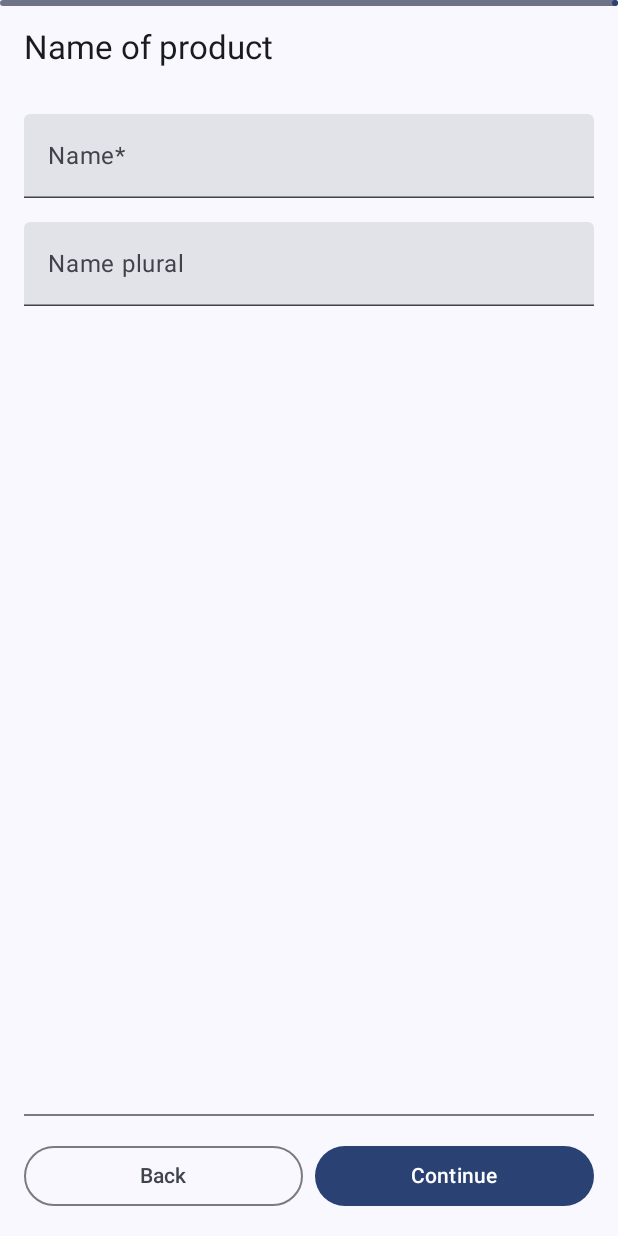
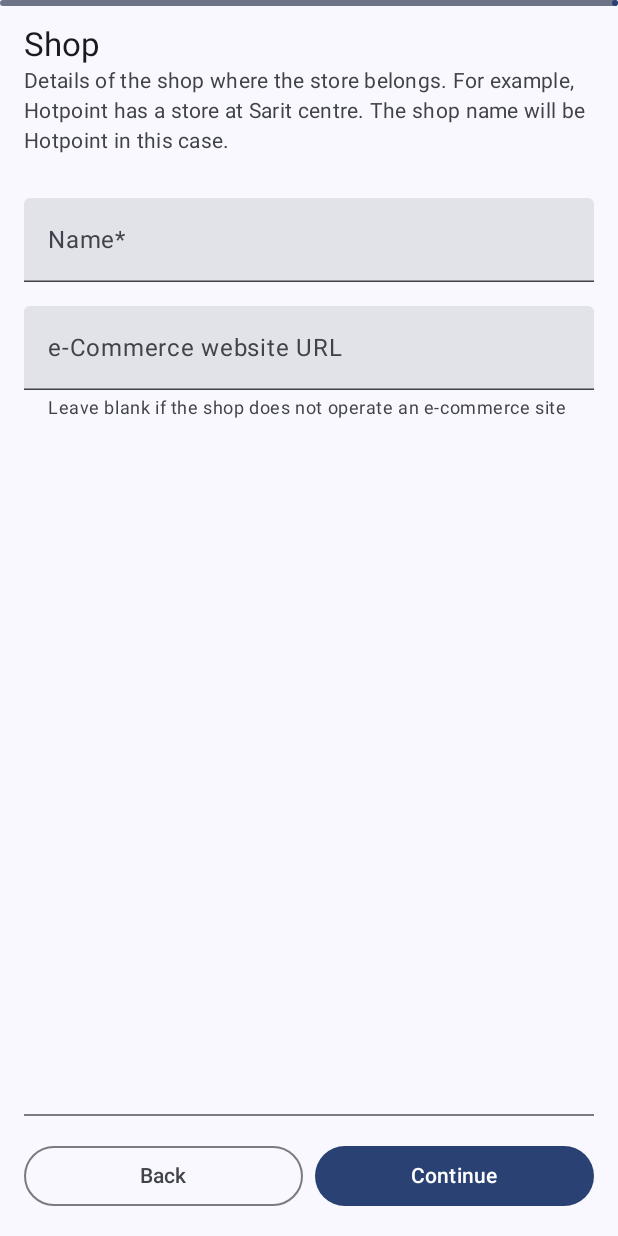
Before and after one commit to ajharry69/xently-shopping-mobile, an Android app built with Jetpack Compose: the composable AddProductScreen shown on its own in the app's theme, after a tap on "Continue", on a phone screen of 412 x 824 dp. Run offline under Robolectric (Android 15) with nearby library versions, the phone set to English and light mode, and no system bars; our stand-ins replace Dagger/Hilt's generated code; 7 statements that could not run were skipped.

Commit message:
Split shop and store addition screens

```diff
--- a/app/src/main/java/ke/co/xently/products/ui/AddProductScreen.kt
+++ b/app/src/main/java/ke/co/xently/products/ui/AddProductScreen.kt
@@ -20,6 +20,7 @@ import ke.co.xently.products.ui.subscreens.AddBrandsPage
 import ke.co.xently.products.ui.subscreens.AddGeneralDetailsPage
 import ke.co.xently.products.ui.subscreens.AddMeasurementUnitPage
 import ke.co.xently.products.ui.subscreens.AddProductNamePage
+import ke.co.xently.products.ui.subscreens.AddShopPage
 import ke.co.xently.products.ui.subscreens.AddStorePage
 
 @Composable
@@ -62,6 +63,18 @@ fun AddProductScreen(
                 AddProductStep.Store -> {
                     AddStorePage(modifier = Modifier.fillMaxSize(), store = product.store) {
                         product.copy(store = it.toLocalViewModel())
+                            .let(if (isTheLastStep) viewModel::savePermanently else viewModel::saveDraft)
+                        navigateToNext()
+                    }
+                }
+
+                AddProductStep.Shop -> {
+                    AddShopPage(
+                        modifier = Modifier.fillMaxSize(),
+                        shop = product.store.shop,
+                        onPreviousClick = navigateToPrevious,
+                    ) {
+                        product.copy(store = product.store.copy(shop = it.toLocalViewModel()))
                             .let(if (isTheLastStep) viewModel::savePermanently else viewModel::saveDraft)
                         navigateToNext()
                     }
--- a/app/src/main/java/ke/co/xently/products/ui/AddProductStep.kt
+++ b/app/src/main/java/ke/co/xently/products/ui/AddProductStep.kt
@@ -2,6 +2,7 @@ package ke.co.xently.products.ui
 
 enum class AddProductStep {
     Store,
+    Shop,
     ProductName,
     GeneralDetails,
     MeasurementUnit,
--- /dev/null
+++ b/app/src/main/java/ke/co/xently/products/ui/subscreens/AddShopPage.kt
@@ -0,0 +1,73 @@
+package ke.co.xently.products.ui.subscreens
+
+import androidx.compose.foundation.layout.fillMaxWidth
+import androidx.compose.material3.Button
+import androidx.compose.material3.Text
+import androidx.compose.material3.TextField
+import androidx.compose.runtime.Composable
+import androidx.compose.runtime.getValue
+import androidx.compose.runtime.mutableStateOf
+import androidx.compose.runtime.remember
+import androidx.compose.runtime.setValue
+import androidx.compose.ui.Modifier
+import androidx.compose.ui.res.stringResource
+import androidx.compose.ui.text.input.TextFieldValue
+import ke.co.xently.R
+import ke.co.xently.products.models.Shop
+import ke.co.xently.products.ui.components.AddProductPage
+
+@Composable
+fun AddShopPage(
+    modifier: Modifier = Modifier,
+    shop: Shop,
+    onPreviousClick: () -> Unit,
+    onContinueClick: (Shop) -> Unit,
+) {
+    var name by remember(shop.name) { mutableStateOf(TextFieldValue(shop.name)) }
+    var eCommerceWebsiteUrl by remember(shop.ecommerceSiteUrl) {
+        mutableStateOf(TextFieldValue(shop.ecommerceSiteUrl ?: ""))
+    }
+
+    AddProductPage(
+        modifier = modifier,
+        heading = R.string.xently_add_shop_page_title,
+        subHeading = R.string.xently_add_shop_page_sub_heading,
+        onBackClick = onPreviousClick,
+        continueButton = {
+            Button(
+                modifier = Modifier.fillMaxWidth(),
+                onClick = {
+                    shop.toLocalViewModel().copy(
+                        name = name.text,
+                        ecommerceSiteUrl = eCommerceWebsiteUrl.text.takeIf { it.isNotBlank() },
+                    ).let(onContinueClick)
+                },
+            ) {
+                Text(stringResource(R.string.xently_button_label_continue))
+            }
+        },
+    ) {
+        TextField(
+            value = name,
+            onValueChange = { name = it },
+            label = {
+                Text(stringResource(R.string.xently_text_field_label_name_required))
+            },
+            singleLine = true,
+            modifier = Modifier.fillMaxWidth(),
+        )
+
+        TextField(
+            value = eCommerceWebsiteUrl,
+            onValueChange = { eCommerceWebsiteUrl = it },
+            label = {
+                Text(stringResource(R.string.xently_text_field_label_ecommerce_website_url))
+            },
+            supportingText = {
+                Text(text = stringResource(R.string.xently_text_field_hint_optional_ecommerce_site_url))
+            },
+            singleLine = true,
+            modifier = Modifier.fillMaxWidth(),
+        )
+    }
+}
--- a/app/src/main/java/ke/co/xently/products/ui/subscreens/AddStorePage.kt
+++ b/app/src/main/java/ke/co/xently/products/ui/subscreens/AddStorePage.kt
@@ -3,7 +3,6 @@ package ke.co.xently.products.ui.subscreens
 import androidx.compose.foundation.background
 import androidx.compose.foundation.layout.Box
 import androidx.compose.foundation.layout.fillMaxWidth
-import androidx.compose.foundation.layout.height
 import androidx.compose.material3.Button
 import androidx.compose.material3.CircularProgressIndicator
 import androidx.compose.material3.MaterialTheme
@@ -18,7 +17,6 @@ import androidx.compose.ui.Alignment
 import androidx.compose.ui.Modifier
 import androidx.compose.ui.res.stringResource
 import androidx.compose.ui.text.input.TextFieldValue
-import androidx.compose.ui.unit.dp
 import com.google.maps.android.compose.GoogleMap
 import ke.co.xently.R
 import ke.co.xently.products.models.Store
@@ -31,9 +29,6 @@ fun AddStorePage(
     onContinueClick: (Store) -> Unit,
 ) {
     var name by remember(store.name) { mutableStateOf(TextFieldValue(store.name)) }
-    var shopName by remember(store.shop.name) {
-        mutableStateOf(TextFieldValue(store.shop.name))
-    }
     var showMap by remember {
         mutableStateOf(false)
     }
@@ -47,7 +42,9 @@ fun AddStorePage(
             Button(
                 modifier = Modifier.fillMaxWidth(),
                 onClick = {
-                    Store.LocalViewModel.default.let(onContinueClick)
+                    store.toLocalViewModel().copy(
+                        name = name.text,
+                    ).let(onContinueClick)
                 },
             ) {
                 Text(stringResource(R.string.xently_button_label_continue))
@@ -58,17 +55,10 @@ fun AddStorePage(
             value = name,
             onValueChange = { name = it },
             label = {
-                Text(stringResource(R.string.xently_text_field_label_store_name_required))
+                Text(stringResource(R.string.xently_text_field_label_name))
             },
-            singleLine = true,
-            modifier = Modifier.fillMaxWidth(),
-        )
-
-        TextField(
-            value = shopName,
-            onValueChange = { shopName = it },
-            label = {
-                Text(stringResource(R.string.xently_text_field_label_shop_name_required))
+            supportingText = {
+                Text(text = stringResource(R.string.xently_text_field_help_text_store))
             },
             singleLine = true,
             modifier = Modifier.fillMaxWidth(),
@@ -77,7 +67,7 @@ fun AddStorePage(
         Box(
             modifier = Modifier
                 .fillMaxWidth()
-                .height(300.dp),
+                .weight(1f),
             contentAlignment = Alignment.Center,
         ) {
             GoogleMap(
--- a/app/src/main/java/ke/co/xently/recommendations/models/Recommendation.kt
+++ b/app/src/main/java/ke/co/xently/recommendations/models/Recommendation.kt
@@ -89,7 +89,7 @@ sealed interface Recommendation {
 
     data class Response(
         val estimatedExpenditure: EstimatedExpenditure,
-        val store: Store.LocalEntityResponse,
+        val store: Store.LocalViewModel,
         val hit: Hit,
         val miss: Miss,
     ) : Recommendation {
--- a/app/src/main/res/values/strings.xml
+++ b/app/src/main/res/values/strings.xml
@@ -11,16 +11,15 @@
     <string name="xently_measurement_unit_page_title">Measurement unit of product</string>
     <string name="xently_text_field_label_symbol">Symbol</string>
     <string name="xently_text_field_label_symbol_plural">Symbol plural</string>
-    <string name="xently_add_store_page_title">Store</string>
+    <string name="xently_add_store_page_title">Store/branch</string>
     <string name="xently_general_details_page_title">General details</string>
     <string name="xently_add_attributes_page_title">Attributes</string>
     <string name="xently_button_label_submit">Submit</string>
     <string name="xently_add_brands_page_title">Brands</string>
     <string name="xently_search_bar_placeholder_value">Value</string>
     <string name="xently_search_bar_placeholder_name">Name</string>
-    <string name="xently_add_store_page_sub_heading">Details of the shop where the store belongs. For example, Hotpoint has a store at Sarit centre</string>
-    <string name="xently_text_field_label_store_name_required">Store name*</string>
-    <string name="xently_text_field_label_shop_name_required">Shop name*</string>
+    <string name="xently_add_store_page_sub_heading">Details of the store where the product belongs.</string>
+    <string name="xently_text_field_help_text_store">For example, Sarit centre store belongs to Hotpoint.</string>
     <string name="xently_text_field_label_unit_quantity">Quantity</string>
     <string name="xently_measurement_unit_page_sub_heading">A face-value unit that affects the price of a product. For example, a 21-inch TV should be less expensive compared to a 32-inch TV. The same applies to a 200-liter refrigerator and a 300-liter refrigerator.</string>
     <string name="xently_text_field_label_pack_count">Pack count/size</string>
@@ -45,4 +44,8 @@
     <string name="xently_text_field_help_text_shopping_list_item_name">For example, (2packs of) 400g (brown) bread (by eliot). Descriptions in brackets are optional.</string>
     <string name="xently_button_label_get_recommendations">Get recommendations</string>
     <string name="xently_button_label_getting_recommendations">Getting recommendations</string>
+    <string name="xently_add_shop_page_title">Shop</string>
+    <string name="xently_add_shop_page_sub_heading">Details of the shop where the store belongs. For example, Hotpoint has a store at Sarit centre. The shop name will be Hotpoint in this case.</string>
+    <string name="xently_text_field_label_ecommerce_website_url">e-Commerce website URL</string>
+    <string name="xently_text_field_hint_optional_ecommerce_site_url">Leave blank if the shop does not operate an e-commerce site</string>
 </resources>
--- a/gradle.properties
+++ b/gradle.properties
@@ -22,4 +22,4 @@ kotlin.code.style=official
 # thereby reducing the size of the R class for that library
 android.nonTransitiveRClass=true
 android.defaults.buildfeatures.buildconfig=true
-android.nonFinalResIds=false
+android.nonFinalResIds=true
```
Also changed, not shown: app/src/main/java/ke/co/xently/products/models/Shop.kt (+31 -1 lines), app/src/main/java/ke/co/xently/products/models/Store.kt (+9 -0 lines).
